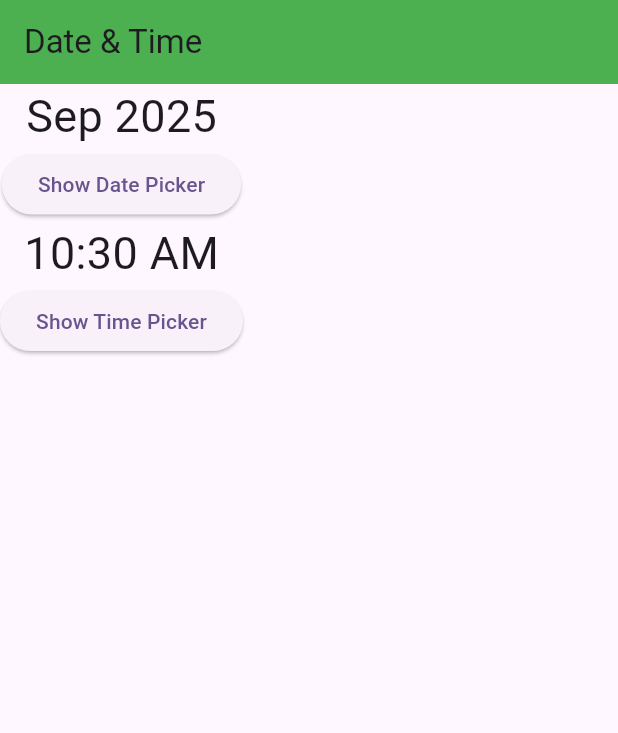
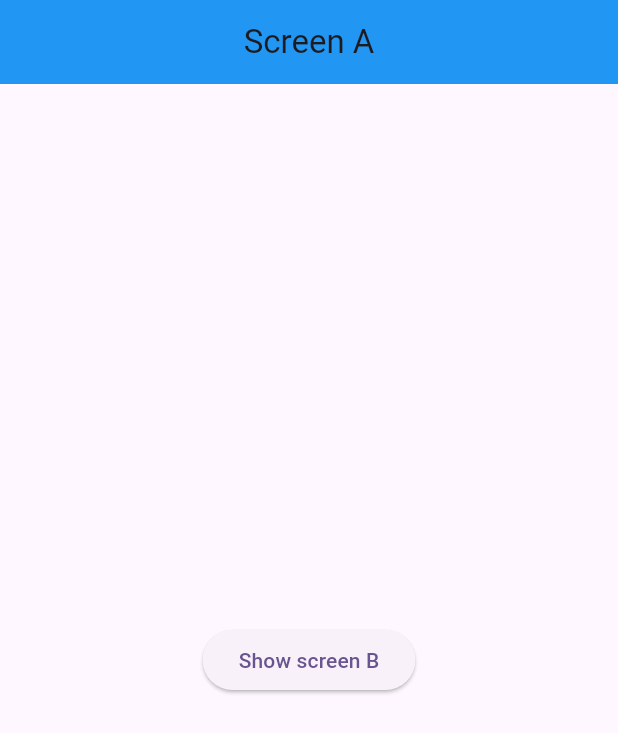
Before and after one commit to AbRehman536/Flutter_sec_1, a Flutter app: the screen it shows after launch, on a phone screen of 412 x 824 dp. Shown: the top 733 px of the screen. Run offline on Flutter 3.47's test engine with Material 3 defaults, Android fonts, the light colour scheme and no system bars; our stand-ins replace smooth_page_indicator.

Commit message:
Parameters and Providers done

```diff
--- a/lib/main.dart
+++ b/lib/main.dart
@@ -10,12 +10,18 @@ import 'package:flutter_sec_1/listview.dart';
 import 'package:flutter_sec_1/login.dart';
 import 'package:flutter_sec_1/multi_selection.dart';
 import 'package:flutter_sec_1/page_view.dart';
+import 'package:flutter_sec_1/passing_parameters/screen_a.dart';
+import 'package:flutter_sec_1/provider/screen_a_provider.dart';
+import 'package:flutter_sec_1/provider/user.dart';
 import 'package:flutter_sec_1/row_column.dart';
 import 'package:flutter_sec_1/single_selection.dart';
 import 'package:flutter_sec_1/tabbar.dart';
+import 'package:provider/provider.dart';
 
 void main() {
-  runApp(const MyApp());
+  runApp(MultiProvider(
+      providers: [ChangeNotifierProvider(create: (context)=> UserProvider())],
+      child: const MyApp()));
 }
 
 class MyApp extends StatelessWidget {
@@ -45,7 +51,7 @@ class MyApp extends StatelessWidget {
         colorScheme: ColorScheme.fromSeed(seedColor: Colors.deepPurple),
         useMaterial3: true,
       ),
-      home: DateTimePickerDemo(),
+      home: ScreenAProvider(),
     );
   }
 }
--- /dev/null
+++ b/lib/provider/screen_a_provider.dart
@@ -0,0 +1,28 @@
+import 'package:flutter/material.dart';
+import 'package:flutter_sec_1/passing_parameters/screen_b.dart';
+import 'package:flutter_sec_1/provider/screen_b_provider.dart';
+import 'package:flutter_sec_1/provider/user.dart';
+import 'package:provider/provider.dart';
+
+class ScreenAProvider extends StatelessWidget {
+  const ScreenAProvider({super.key});
+
+  @override
+  Widget build(BuildContext context) {
+    var userProvider = Provider.of<UserProvider>(context);
+    return Scaffold(
+      appBar: AppBar(
+        title: Text("Screen A"),
+        centerTitle: true,
+        backgroundColor: Colors.blue,
+      ),
+      body: Center(
+        child: ElevatedButton(onPressed: (){
+          userProvider.setName("Abdullah");
+          userProvider.setEmail("abdullah@gmail.com");
+          Navigator.push(context, MaterialPageRoute(builder: (context)=> ScreenBProvider()));
+        }, child: Text("Show screen B")),
+      ),
+    );
+  }
+}
--- /dev/null
+++ b/lib/provider/user.dart
@@ -0,0 +1,20 @@
+import 'package:flutter/material.dart';
+
+class UserProvider extends ChangeNotifier{
+
+  String _name = "";
+  String _email = "";
+
+  void setName(String val){
+    _name = val;
+    notifyListeners();
+  }
+
+  void setEmail(String val){
+    _email = val;
+    notifyListeners();
+  }
+
+  String getName() => _name;
+  String getEmail() => _email;
+}
--- a/pubspec.yaml
+++ b/pubspec.yaml
@@ -37,6 +37,7 @@ dependencies:
   cupertino_icons: ^1.0.8
   smooth_page_indicator: ^1.2.1
   intl: ^0.20.2
+  provider: ^6.1.5+1
 
 dev_dependencies:
   flutter_test:
```
Also changed, not shown: lib/passing_parameters/screen_a.dart (added, +25 -0 lines), lib/passing_parameters/screen_b.dart (added, +22 -0 lines), lib/provider/screen_b_provider.dart (added, +23 -0 lines), pubspec.lock.
